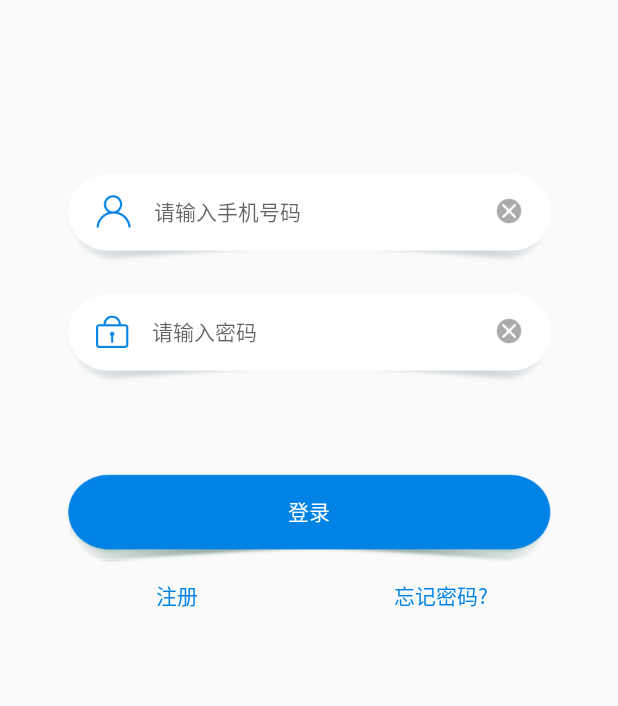
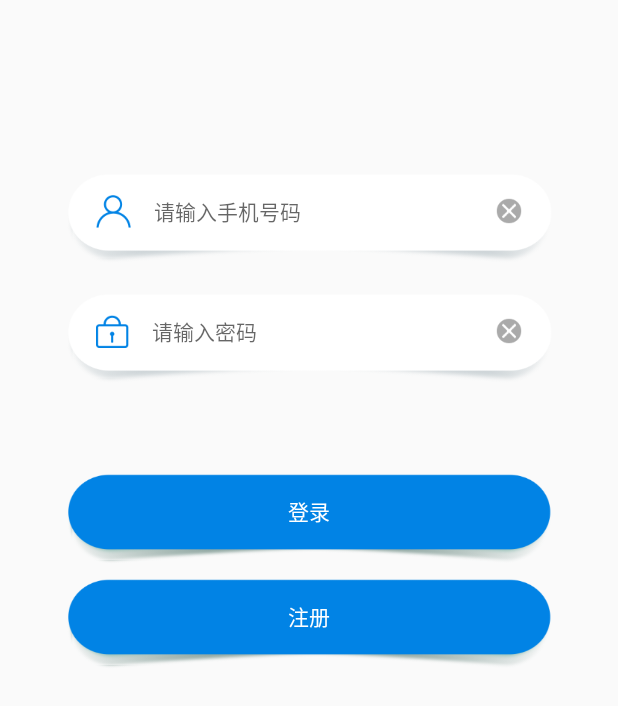
Before and after one commit to 2193531059/kk, an Android app: the LoginActivity screen opened directly, with no data from a screen before it, on a phone screen of 412 x 824 dp. Shown: the top 706 px of the screen. Run offline under Robolectric (Android 15) with nearby library versions, the phone set to English and light mode, and no system bars.

Commit message:
解决退出帐号后再次进入报错的问题

```diff
--- a/app/src/main/java/com/administrator/seawindow/LoginActivity.java
+++ b/app/src/main/java/com/administrator/seawindow/LoginActivity.java
@@ -15,7 +15,6 @@ import com.administrator.seawindow.utils.ConstantPool;
 import com.administrator.seawindow.utils.HttpUtils;
 import com.administrator.seawindow.utils.OpenActivityUtil;
 import com.administrator.seawindow.utils.PreferenceUtil;
-import com.administrator.seawindow.utils.ServiceUtil;
 import com.administrator.seawindow.utils.ToastUtil;
 import com.administrator.seawindow.view.EditTextWithDel;
 
@@ -30,7 +29,7 @@ import okhttp3.Response;
 public class LoginActivity extends Activity implements View.OnClickListener, EditTextWithDel.MyClickListener{
     private static final String TAG = "LoginActivity";
     private EditTextWithDel mobile_text, password_text;
-    private Button login_button, bt_login_register, bt_forget_password;
+    private Button login_button, bt_login_register;
     private String nickName;
     private String phoneNum;
     private String password;
@@ -83,13 +82,11 @@ public class LoginActivity extends Activity implements View.OnClickListener, Edi
 
         login_button = findViewById(R.id.login_button);
         bt_login_register = findViewById(R.id.bt_login_register);
-        bt_forget_password = findViewById(R.id.bt_forget_password);
     }
 
     private void setListener(){
         login_button.setOnClickListener(this);
         bt_login_register.setOnClickListener(this);
-        bt_forget_password.setOnClickListener(this);
         mobile_text.registerClickListener(this);
         password_text.registerClickListener(this);
     }
--- a/app/src/main/java/com/administrator/seawindow/utils/PreferenceUtil.java
+++ b/app/src/main/java/com/administrator/seawindow/utils/PreferenceUtil.java
@@ -78,7 +78,7 @@ public class PreferenceUtil {
         editor.putString(PHONENUM,"");
         editor.putString(PASSWORD,"");
         editor.putString(EMAIL,"");
-        editor.putBoolean(LOGINSTATE, false);
+        editor.putInt(LOGINSTATE, -1);
         editor.commit();
     }
 }
--- a/app/src/main/res/layout/activity_login.xml
+++ b/app/src/main/res/layout/activity_login.xml
@@ -82,29 +82,18 @@
                 android:textAllCaps="false"
                 android:background="@drawable/loginselector"
                 android:id="@+id/login_button"/>
-        <RelativeLayout
-            android:layout_width="match_parent"
-            android:paddingLeft="30dp"
-            android:paddingRight="30dp"
-            android:layout_height="wrap_content">
+
         <Button
                 android:id="@+id/bt_login_register"
                 android:text="@string/register_login"
-                android:textColor="#0183E5"
+                android:layout_width="wrap_content"
+                android:layout_height="60dp"
+                android:textColor="#ffffff"
+                android:paddingBottom="10dp"
+                android:layout_marginTop="10dp"
                 android:textAllCaps="false"
-                style="?android:attr/borderlessButtonStyle"
-                android:layout_width="wrap_content"
-                android:layout_height="40dp"/>
-            <Button
-                android:id="@+id/bt_forget_password"
-                android:text="@string/forget_password"
-                android:layout_width="wrap_content"
-                android:textColor="#0183E5"
-                android:textAllCaps="false"
-                style="?android:attr/borderlessButtonStyle"
-                android:layout_alignParentRight="true"
-                android:layout_height="40dp"/>
-        </RelativeLayout>
+                android:background="@drawable/loginselector"/>
+
     </LinearLayout>
 
 </RelativeLayout>
```
Lines whose indentation alone changed are shown as unchanged.
